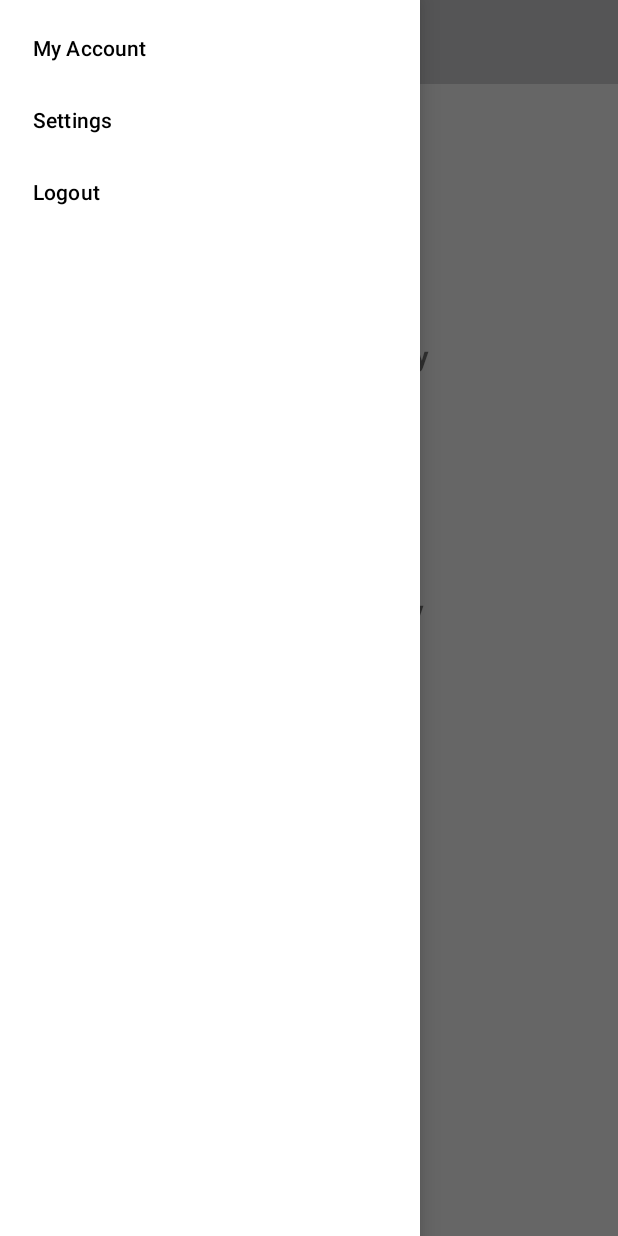
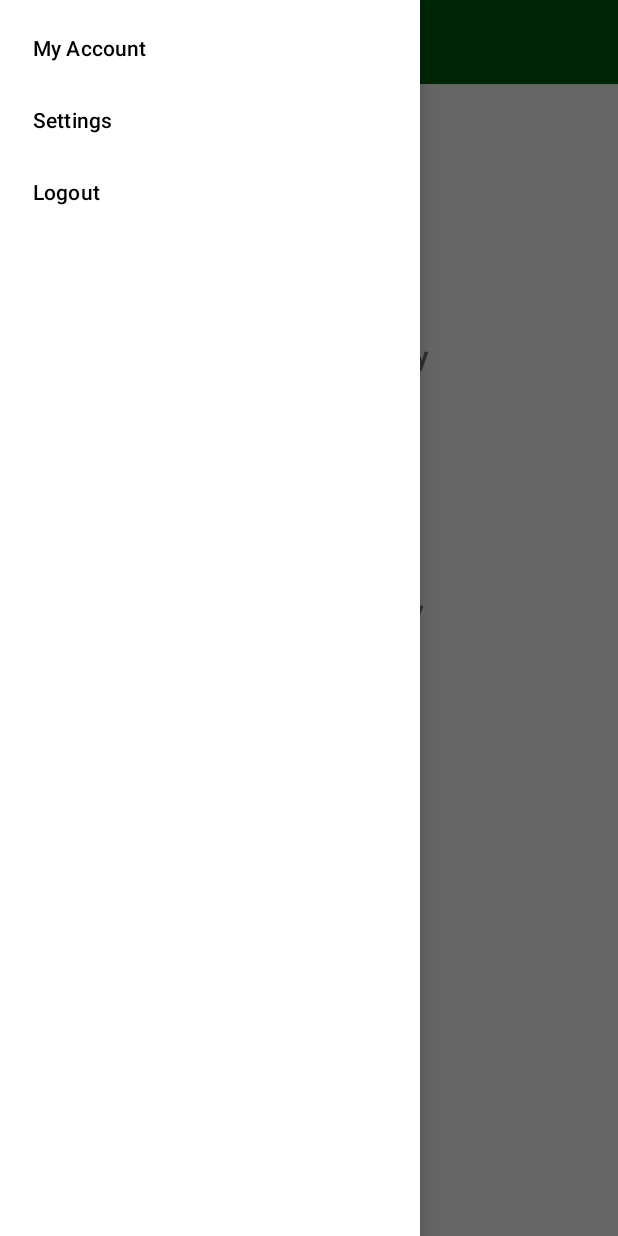
Before and after one commit to omarhatem1995/Mika, an Android app: the SecondFragment screen opened through its navigation route, with the side drawer open, on a phone screen of 412 x 824 dp. Run offline under Robolectric (Android 15) with nearby library versions, the light colour scheme and no system bars; our stand-ins replace Firebase (no records; nobody signed in at launch, a user with empty details on screens opened directly), navigation-ui; libraries missing offline, so code that uses them is left out: com.firebase.ui.

Commit message:
-burger icon now shown only in client and provider fragments and function properly

```diff
--- a/app/build.gradle
+++ b/app/build.gradle
@@ -39,7 +39,7 @@ android {
 
 dependencies {
     //firebase
-    implementation 'com.firebaseui:firebase-ui-auth:7.2.0'
+    implementation 'com.firebaseui:firebase-ui-auth:8.0.0'
     implementation platform('com.google.firebase:firebase-bom:31.0.2')
     implementation 'com.google.firebase:firebase-auth-ktx'
     implementation 'com.google.firebase:firebase-storage-ktx'
--- a/app/src/main/java/com/mika/FirstFragment.kt
+++ b/app/src/main/java/com/mika/FirstFragment.kt
@@ -1,5 +1,4 @@
 package com.mika
-
 import android.os.Bundle
 import android.view.LayoutInflater
 import android.view.View
@@ -9,6 +8,7 @@ import androidx.fragment.app.Fragment
 import androidx.lifecycle.Lifecycle
 import androidx.lifecycle.flowWithLifecycle
 import androidx.lifecycle.lifecycleScope
+import androidx.navigation.NavOptions
 import androidx.navigation.fragment.findNavController
 import com.google.firebase.auth.FirebaseAuth
 import com.google.firebase.database.DataSnapshot
@@ -17,10 +17,11 @@ import com.mika.Constants.CLIENT_USER_TYPE
 import com.mika.Constants.PROVIDER_USER_TYPE
 import com.mika.databinding.FragmentFirstBinding
 import kotlinx.coroutines.flow.Flow
-import kotlinx.coroutines.flow.collect
 import kotlinx.coroutines.flow.flow
 import kotlinx.coroutines.launch
 import kotlinx.coroutines.tasks.await
+import com.mika.R
+
 
 class FirstFragment : Fragment() {
 
@@ -46,6 +47,7 @@ class FirstFragment : Fragment() {
         super.onViewCreated(view, savedInstanceState)
         firebaseAuth = FirebaseAuth.getInstance()
 
+        requireActivity().actionBar?.hide()
 
         var email = firebaseAuth?.currentUser?.email
         var uID = firebaseAuth?.currentUser?.uid
@@ -140,6 +142,7 @@ class FirstFragment : Fragment() {
     }
 
     private fun navigateToProviderFragment() {
+
         findNavController().navigate(R.id.action_FirstFragment_to_providerFragment)
     }
 
@@ -168,7 +171,8 @@ class FirstFragment : Fragment() {
 
 
     private fun navigateToSecondClientHomeFragment() {
-       findNavController().navigate(R.id.action_FirstFragment_to_SecondFragment)
+        findNavController().navigate(R.id.action_FirstFragment_to_SecondFragment)
+
     }
 
     private fun firebaseResponse(response :  Response<DataSnapshot>?, userID : String) : Flow<UserType?> {
--- a/app/src/main/java/com/mika/MainActivity.kt
+++ b/app/src/main/java/com/mika/MainActivity.kt
@@ -13,10 +13,12 @@ import androidx.drawerlayout.widget.DrawerLayout
 import androidx.navigation.NavController
 import androidx.navigation.findNavController
 import androidx.navigation.fragment.NavHostFragment
+import androidx.navigation.fragment.findNavController
 import androidx.navigation.ui.AppBarConfiguration
 import androidx.navigation.ui.NavigationUI
 import androidx.navigation.ui.setupActionBarWithNavController
 import androidx.navigation.ui.setupWithNavController
+import com.firebase.ui.auth.AuthUI
 import com.google.android.material.navigation.NavigationView
 import com.google.firebase.database.DatabaseReference
 import com.google.firebase.database.ktx.database
@@ -65,12 +67,15 @@ class MainActivity : AppCompatActivity() , NavigationView.OnNavigationItemSelect
     fun checkingDrawerState(navController: NavController, drawerLayout: DrawerLayout)
     {
         navController.addOnDestinationChangedListener { controller, destination, arguments ->
-            if (destination.id == R.id.SecondFragment)
+            if (destination.id == R.id.SecondFragment || destination.id == R.id.providerFragment)
             {
                 drawerLayout.setDrawerLockMode(DrawerLayout.LOCK_MODE_UNLOCKED)
+                supportActionBar?.show()
+               binding.toolBar.setNavigationIcon(R.drawable.ic_baseline_menu_24)
 
             }else
             {
+                supportActionBar?.hide()
                 drawerLayout.setDrawerLockMode(DrawerLayout.LOCK_MODE_LOCKED_CLOSED)
             }
 
@@ -92,6 +97,7 @@ class MainActivity : AppCompatActivity() , NavigationView.OnNavigationItemSelect
                 return true
             }
         }
+
         return super.onOptionsItemSelected(item)
     }
 
@@ -108,7 +114,11 @@ class MainActivity : AppCompatActivity() , NavigationView.OnNavigationItemSelect
 
             }
             R.id.nav_logout -> {
-               finish()
+                AuthUI.getInstance()
+                    .signOut(this)
+                    .addOnCompleteListener {
+                        finish()
+                    }
             }
             com.google.android.material.R.id.home->{
 
--- a/app/src/main/res/navigation/nav_graph.xml
+++ b/app/src/main/res/navigation/nav_graph.xml
@@ -14,10 +14,13 @@
         <action
             android:id="@+id/action_FirstFragment_to_SecondFragment"
             app:destination="@id/SecondFragment"
-            app:popUpTo="@id/SecondFragment" />
+            app:popUpTo="@id/FirstFragment"
+            app:popUpToInclusive="true" />
         <action
             android:id="@+id/action_FirstFragment_to_providerFragment"
-            app:destination="@id/providerFragment" />
+            app:destination="@id/providerFragment"
+            app:popUpTo="@id/FirstFragment"
+            app:popUpToInclusive="true" />
     </fragment>
     <fragment
         android:id="@+id/SecondFragment"
--- a/app/src/main/res/values/colors.xml
+++ b/app/src/main/res/values/colors.xml
@@ -13,4 +13,6 @@
     <color name="mika_green">#008c3c</color>
     <color name="splashBackGround">#FFEB3B</color>
     <color name="mika_700">#005d10</color>
+    <color name="colorAccent">#005d10</color>
+    <color name="colorPrimaryDark">#005d10</color>
 </resources>
```
Also changed, not shown: app/src/main/java/com/mika/LoginActivity.kt (+6 -1 lines), 1 other file.
